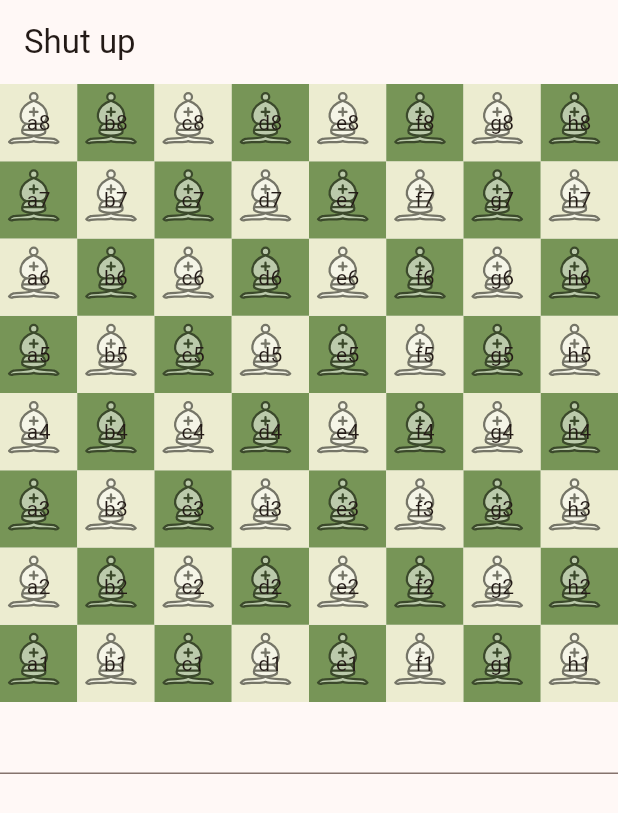
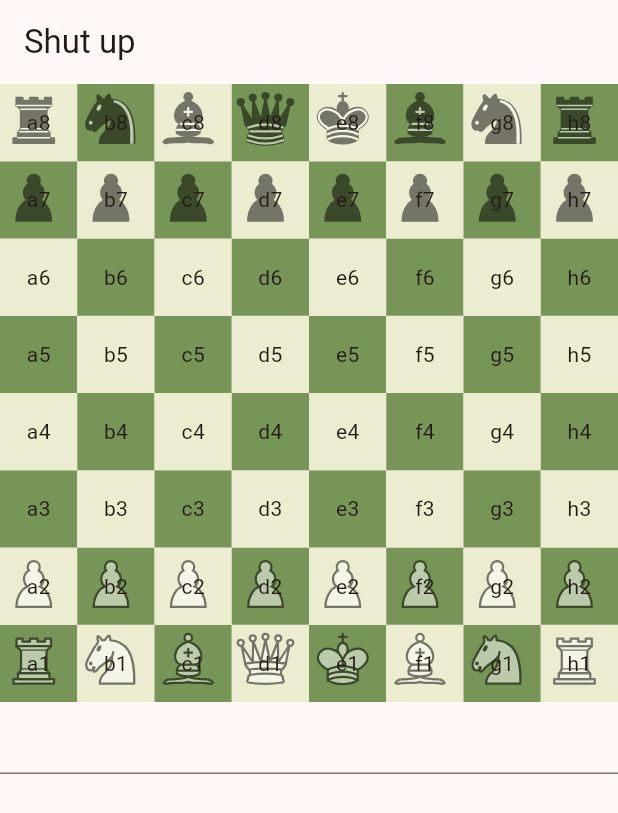
Before and after one commit to kazimdraiyan/chess_new, a Flutter app: the screen it shows after launch, on a phone screen of 412 x 824 dp. Shown: the top 813 px of the screen. Run offline on Flutter 3.47's test engine with Material 3 defaults, Android fonts, the light colour scheme and no system bars; our stand-ins replace flutter_svg.

Commit message:
integrate starting position on the board

```diff
--- a/lib/models/board_manager.dart
+++ b/lib/models/board_manager.dart
@@ -1 +1,5 @@
-class BoardManager {}
+import 'package:chess_new/models/piece_placement.dart';
+
+class BoardManager {
+  PiecePlacement currentPiecePlacement = PiecePlacement.starting();
+}
--- a/lib/widgets/board.dart
+++ b/lib/widgets/board.dart
@@ -1,5 +1,5 @@
 import 'package:chess_new/constants.dart';
-import 'package:chess_new/models/piece.dart';
+import 'package:chess_new/models/board_manager.dart';
 import 'package:chess_new/models/square.dart';
 import 'package:chess_new/utils.dart';
 import 'package:flutter/material.dart';
@@ -13,6 +13,8 @@ class Board extends StatefulWidget {
 }
 
 class _BoardState extends State<Board> {
+  final boardManager = BoardManager();
+
   var isWhiteToMove = true;
   var isWhitePerspective = true;
 
@@ -29,6 +31,11 @@ class _BoardState extends State<Board> {
       itemBuilder: (context, i) {
         final id = isWhitePerspective ? i : 63 - i;
         final square = Square.fromId(id);
+        final piece =
+            boardManager.currentPiecePlacement.pieceMatrix.reversed
+                .toList()[square.rank - 1][square.file -
+                1]; // Needed to reverse the pieceMatrix because GridView is reversed, i.e., it renders the grid from bottom to top, left to right.
+
         return Container(
           color:
               square.isDark
@@ -37,12 +44,13 @@ class _BoardState extends State<Board> {
           child: Center(
             child: Stack(
               children: [
-                Opacity(
-                  opacity: 0.5,
-                  child: SvgPicture.asset(
-                    Utils.iconSrcOf(PieceType.bishop),
+                if (piece != null)
+                  Opacity(
+                    opacity: 0.5,
+                    child: SvgPicture.asset(
+                      Utils.iconSrcOf(piece.pieceType, isWhite: piece.isWhite),
+                    ),
                   ),
-                ),
                 Center(child: Text(square.algebraicNotation)),
               ],
             ),
```
